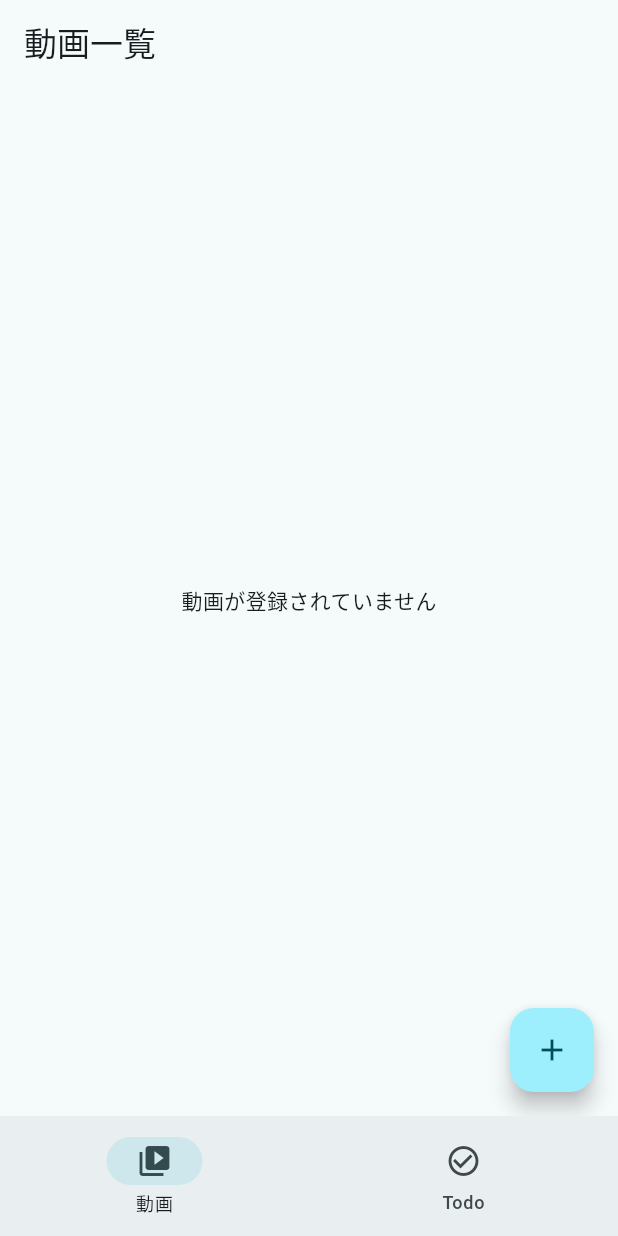
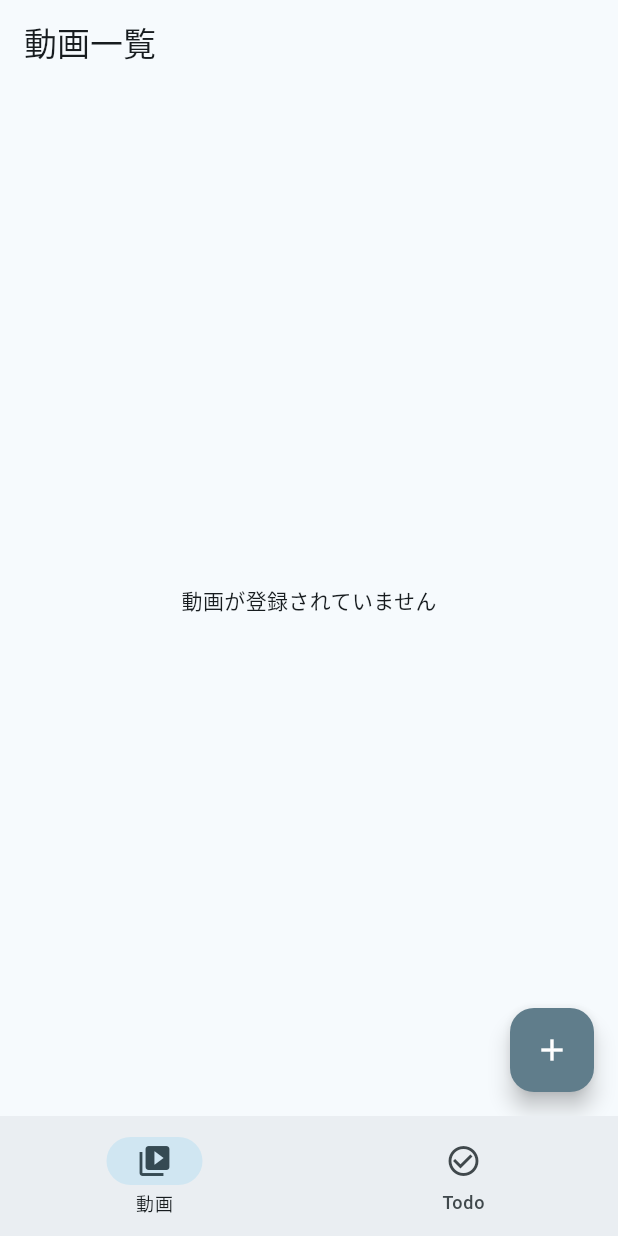
Before and after one commit to shunsukenoguchi/traintube-app, a Flutter app: the screen it shows after launch, on a phone screen of 412 x 824 dp. Run offline on Flutter 3.47's test engine with Material 3 defaults, Android fonts, the light colour scheme and no system bars; our stand-ins replace flutter_hooks, freezed_annotation, hooks_riverpod, riverpod_annotation, youtube_player_flutter; generated files the repository leaves out were written again.

Commit message:
カラー変更

```diff
--- a/lib/main.dart
+++ b/lib/main.dart
@@ -15,7 +15,7 @@ class MyApp extends StatelessWidget {
   Widget build(BuildContext context) {
     return MaterialApp(
       theme: ThemeData(
-        colorScheme: ColorScheme.fromSeed(seedColor: Colors.grey),
+        colorScheme: ColorScheme.fromSeed(seedColor: Colors.blueGrey),
       ),
       home: const MainScreen(),
     );
--- a/lib/screens/video_list_screen.dart
+++ b/lib/screens/video_list_screen.dart
@@ -68,7 +68,8 @@ class VideoListScreen extends HookConsumerWidget {
             ),
           );
         },
-        child: const Icon(Icons.add),
+        child: Icon(Icons.add, color: Colors.white),
+        backgroundColor: Colors.blueGrey,
       ),
     );
   }
```
Also changed, not shown: lib/screens/youtube_player_screen.dart (+14 -13 lines).
